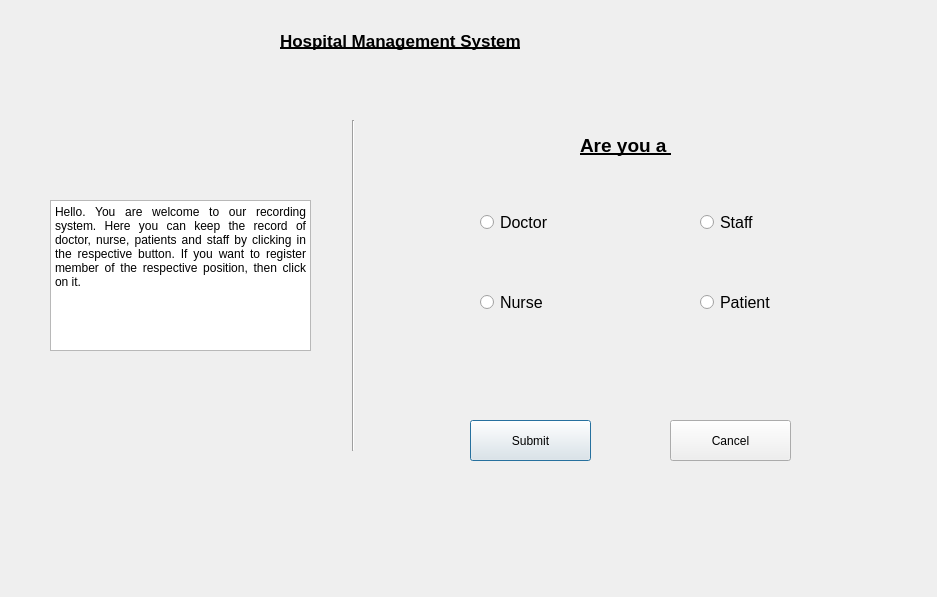
AnishBharati/Qt-HMS, file Sqlite_DB/record.ui: the form before one commit.
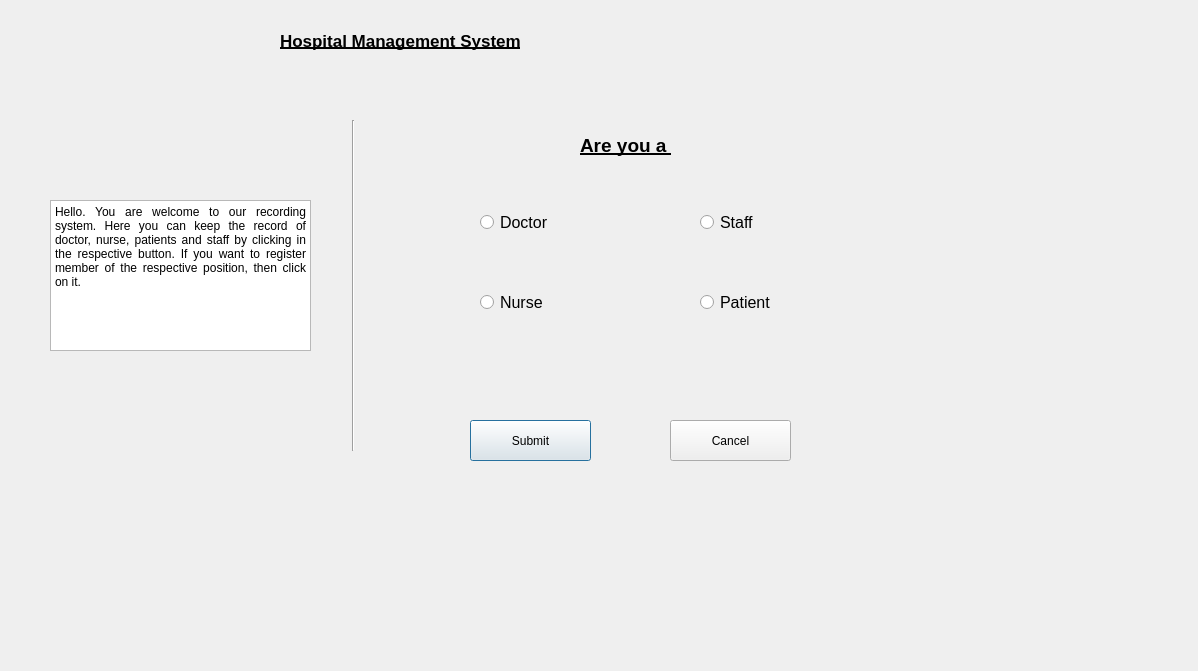
The form after the commit.

Commit message: LOGIN WITH RADIO BUTTON

The edit to the form file:
```diff
--- a/Sqlite_DB/record.ui
+++ b/Sqlite_DB/record.ui
@@ -6,8 +6,8 @@
    <rect>
     <x>0</x>
     <y>0</y>
-    <width>937</width>
-    <height>597</height>
+    <width>1198</width>
+    <height>671</height>
    </rect>
   </property>
   <property name="windowTitle">
```
Left out of the diff: 2 changed lines with no effect on the pictures. The commit also changes 7 other files.
